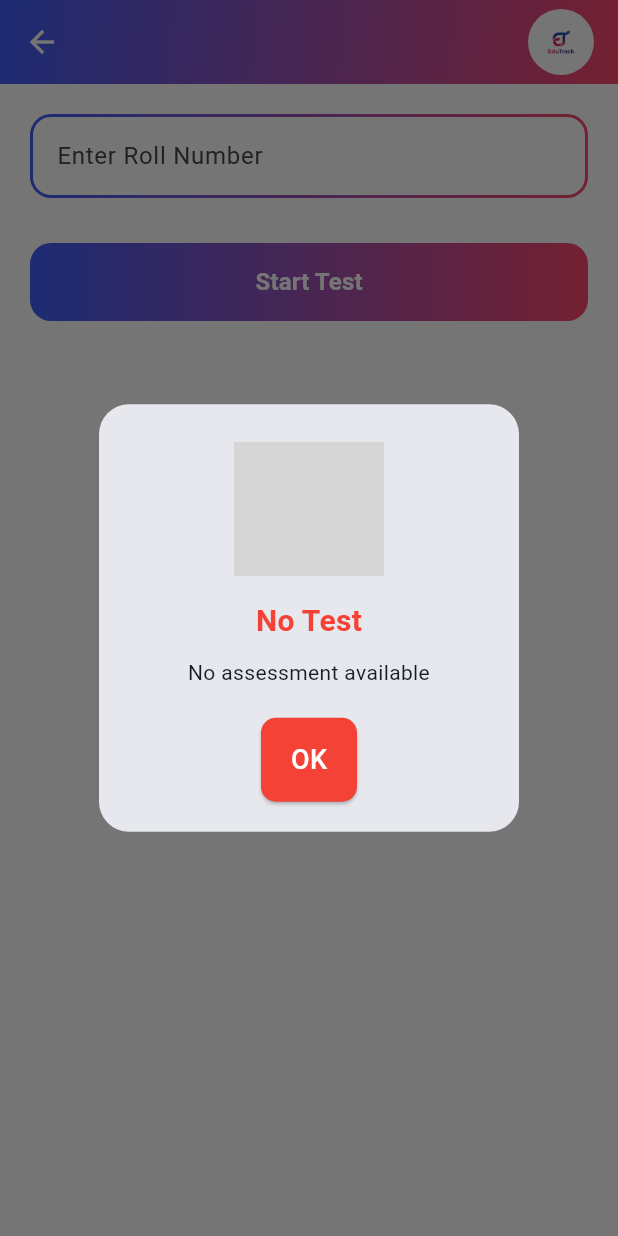
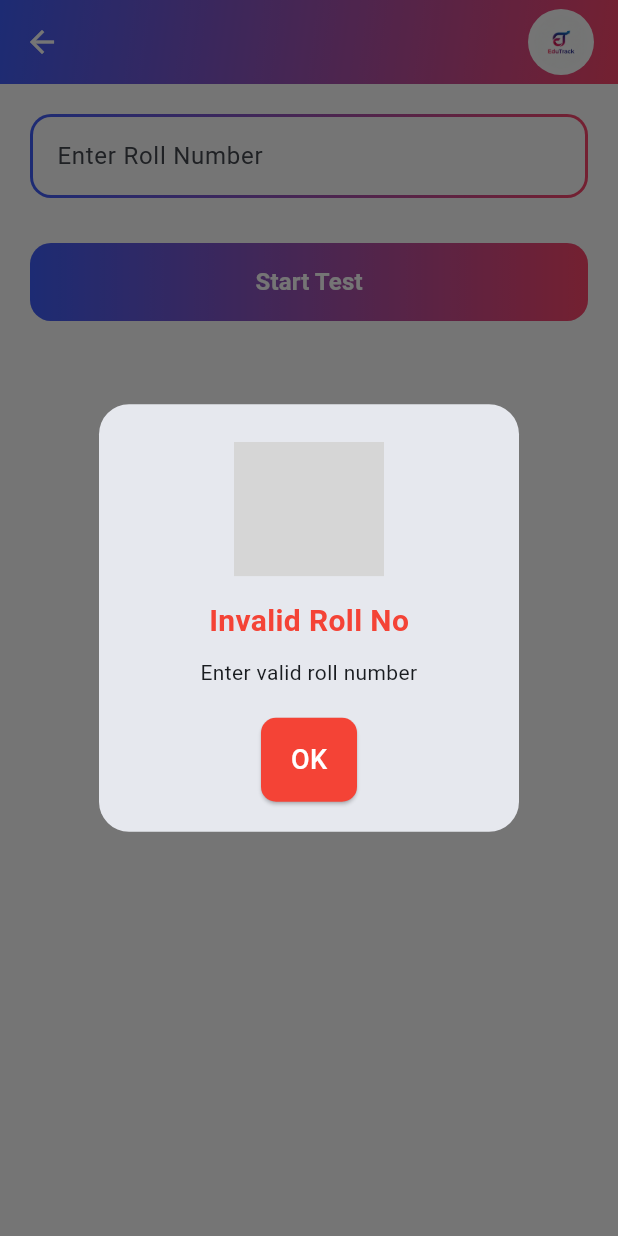
Before and after one commit to dhanashree2710/edu-track-software, a Flutter app: the StudentRollEntryScreen screen opened directly, after a tap on "Start Test", on a phone screen of 412 x 824 dp. Run offline on Flutter 3.47's test engine with Material 3 defaults, Android fonts, the phone set to English and light mode, and no system bars; our stand-ins replace carousel_slider, cloud_firestore, csv, firebase_auth, firebase_core, local_auth and 4 more; missing offline and left inert: mobile_scanner, universal_html; accounts and stored records are empty; grey boxes are pictures that could not be loaded.

Commit message:
correction commit of assesment

```diff
--- a/lib/modules/Student/presentation/widgets/student_assessment_entry.dart
+++ b/lib/modules/Student/presentation/widgets/student_assessment_entry.dart
@@ -17,9 +17,29 @@ class _StudentRollEntryScreenState extends State<StudentRollEntryScreen> {
 Future<void> startTest() async {
   setState(() => loading = true);
 
+  final rollNo = rollCtrl.text.trim();
+
+  if (rollNo.length < 4) {
+    setState(() => loading = false);
+    showCustomAlert(
+      context,
+      isSuccess: false,
+      title: "Invalid Roll No",
+      description: "Enter valid roll number",
+    );
+    return;
+  }
+
+  /// Extract batch from roll number
+  final batchCode = rollNo.substring(0, 4); // BG01
+  final batchId = "BFSI - $batchCode";
+
+
+  /// Check student exists
   final studentSnap = await FirebaseFirestore.instance
       .collection('student')
-        .where('roll_no', isEqualTo: rollCtrl.text.trim())
+      .where('roll_no', isEqualTo: rollNo)
+      .limit(1)
       .get();
 
   if (studentSnap.docs.isEmpty) {
@@ -33,9 +53,7 @@ class _StudentRollEntryScreenState extends State<StudentRollEntryScreen> {
     return;
   }
 
-    final student = studentSnap.docs.first.data();
-    final batchId = student['batch_id'];
-
+  /// Fetch assessment using batchId
   final assessmentSnap = await FirebaseFirestore.instance
       .collection('assessments')
       .where('batchId', isEqualTo: batchId)
@@ -48,16 +66,17 @@ class _StudentRollEntryScreenState extends State<StudentRollEntryScreen> {
       context,
       isSuccess: false,
       title: "No Test",
-        description: "No assessment available",
+      description: "No assessment available for this batch",
     );
     return;
   }
 
   final assessmentId = assessmentSnap.docs.first.id;
 
+  /// Prevent multiple attempts
   final attemptCheck = await FirebaseFirestore.instance
       .collection('assessment_results')
-        .where('roll_no', isEqualTo: rollCtrl.text.trim())
+      .where('roll_no', isEqualTo: rollNo)
       .where('assessment_id', isEqualTo: assessmentId)
       .get();
 
@@ -78,11 +97,13 @@ class _StudentRollEntryScreenState extends State<StudentRollEntryScreen> {
   context,
   MaterialPageRoute(
     builder: (_) => StudentTestScreen(
-          rollNo: rollCtrl.text.trim(),
+      rollNo: rollNo,
       assessmentId: assessmentId,
+      batchName: batchId,
     ),
   ),
 );
+
 }
 
   @override
--- a/lib/modules/Student/presentation/widgets/student_mcq_test.dart
+++ b/lib/modules/Student/presentation/widgets/student_mcq_test.dart
@@ -5,11 +5,13 @@ import 'package:edutrack_application/utils/common/pop_up_screen.dart';
 class StudentTestScreen extends StatefulWidget {
   final String rollNo;
   final String assessmentId;
+  final String batchName;
+
 
   const StudentTestScreen({
     super.key,
     required this.rollNo,
-    required this.assessmentId,
+    required this.assessmentId, required this.batchName,
   });
 
   @override
```
Lines whose indentation alone changed are shown as unchanged.
